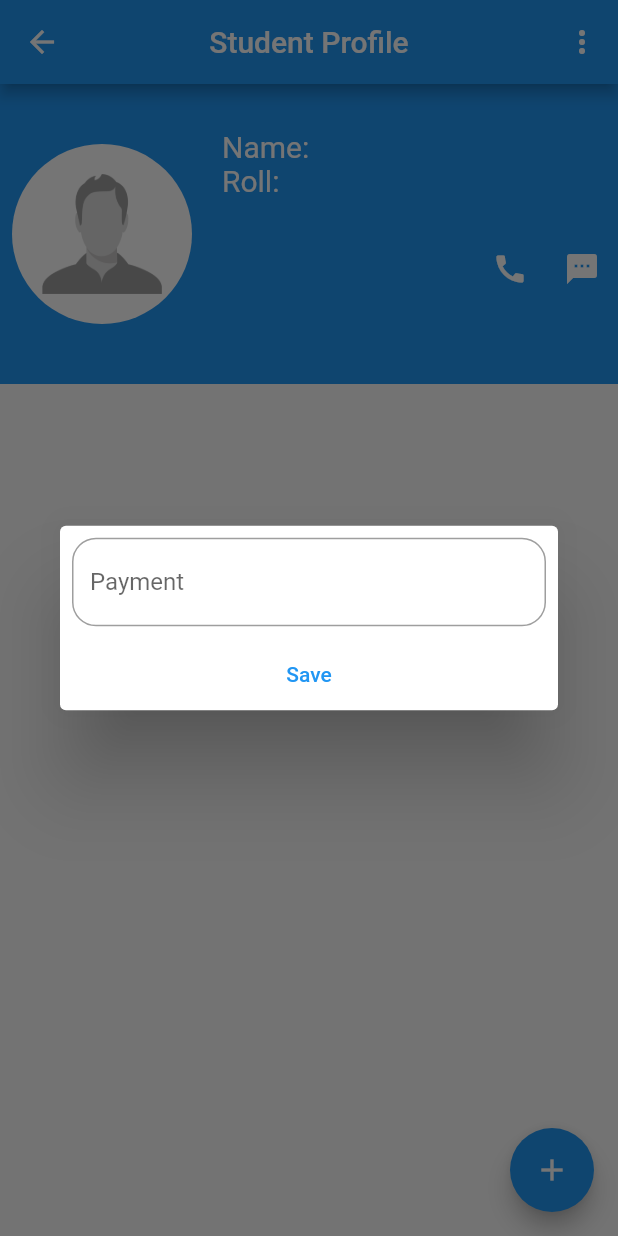
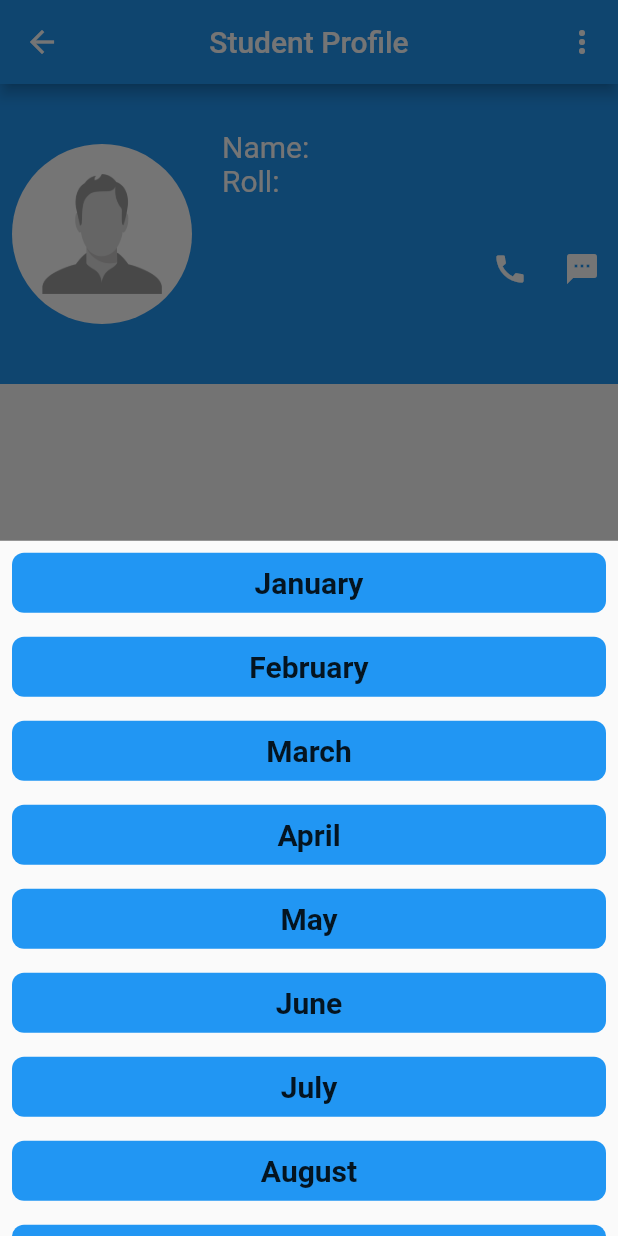
Before and after one commit to Mijan-0707/hisaberkhata, a Flutter app: the StudentProfile screen opened directly with empty values, after a tap on the "add" icon, on a phone screen of 412 x 824 dp. Run offline on Flutter 3.47's test engine with Material 2 defaults, Android fonts, the phone set to English and light mode, and no system bars; our stand-ins replace permission_handler, shared_preferences; accounts and stored records are empty.

Commit message:
[solved] 2. studentlist > edit > on cancel dialog it removes batch name  [solved] 3. creating student with enpty name  1. input type for roll, mobile, payment [added] 3. save TextButton  [size changed]

```diff
--- a/lib/screens/studentprofile.dart
+++ b/lib/screens/studentprofile.dart
@@ -23,7 +23,6 @@ class _StudentProfileState extends State<StudentProfile> {
 
   @override
   void initState() {
-    // TODO: implement initState
     super.initState();
     AppData()
         .getStudentDetails(widget.batchName, widget.stuIndex)
@@ -40,33 +39,42 @@ class _StudentProfileState extends State<StudentProfile> {
     return Scaffold(
       floatingActionButton: FloatingActionButton(
           onPressed: () async {
+            List<String> payableMonths = [
+              'January',
+              'February',
+              'March',
+              'April',
+              'May',
+              'June',
+              'July',
+              'August',
+              'September',
+              'October',
+              'November',
+              'December'
+            ];
             String payedMonth = '';
-            await showDialog(
+            await showModalBottomSheet(
               context: context,
               builder: (context) {
-                return Dialog(
-                  child: Column(
-                    mainAxisSize: MainAxisSize.min,
-                    children: [
+                return ListView(
+                  children: [
+                    for (int i = 0; i < payableMonths.length; i++)
                       Padding(
-                        padding: const EdgeInsets.all(8.0),
-                        child: TextField(
-                          decoration: InputDecoration(
-                              labelText: 'Payment',
-                              border: OutlineInputBorder(
-                                  borderRadius: BorderRadius.circular(16))),
-                          onChanged: (value) {
-                            payedMonth = value;
-                          },
-                        ),
-                      ),
-                      TextButton(
-                          onPressed: () async {
-                            Navigator.pop(context);
-                          },
-                          child: const Text('Save'))
-                    ],
-                  ),
+                          padding: const EdgeInsets.all(8.0),
+                          child: Container(
+                            alignment: Alignment.center,
+                            height: 40,
+                            decoration: BoxDecoration(
+                                color: Colors.blue,
+                                borderRadius: BorderRadius.circular(8)),
+                            child: Text(
+                              payableMonths[i],
+                              style: const TextStyle(
+                                  fontSize: 20, fontWeight: FontWeight.bold),
+                            ),
+                          )),
+                  ],
                 );
               },
             );
@@ -330,7 +338,7 @@ class _StudentProfileState extends State<StudentProfile> {
                 mainAxisSize: MainAxisSize.min,
                 children: [
                   if (editPayment == true)
-                    IconButton(onPressed: () {}, icon: Icon(Icons.edit))
+                    IconButton(onPressed: () {}, icon: const Icon(Icons.edit))
                 ],
               ),
             )
--- a/todo.txt
+++ b/todo.txt
@@ -1,13 +1,14 @@
 **issues**
 1. backup and restore feature
-2. studentlist > edit > on cancel dialog it removes batch name
-3. creating student with enpty name
-4.
+[solved] 2. studentlist > edit > on cancel dialog it removes batch name
+ [solved] 3. creating student with enpty name
+4. students id is not deleting
+
 
 **improvements**
-1. input type for roll, mobile, payment
+1. input type for roll, mobile, payment [added]
 2. custom widget for month list
-3. save TextButton
+3. save TextButton  [size changed]
 4. delete, edit student with three dot option
 5. color combination
 6. student profile icon taken from the name's 1st character
```
